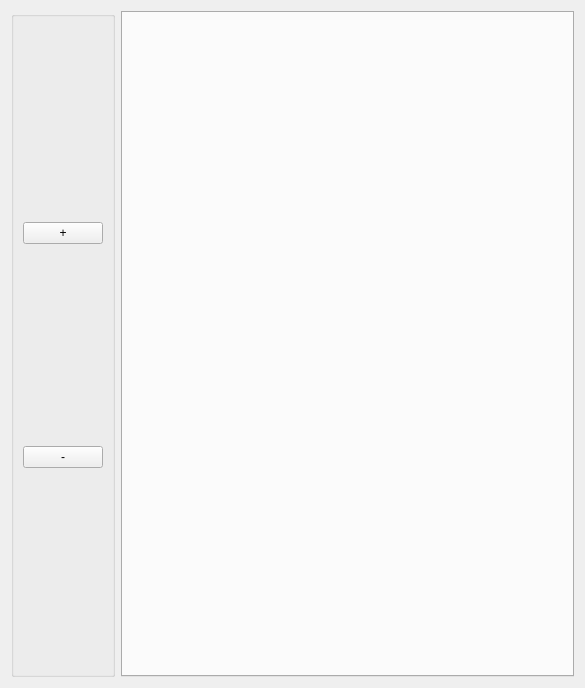
Before: the Qt Designer form ui/SchemaConstructor.ui in yazmolod/terrvey, drawn with Qt 5.
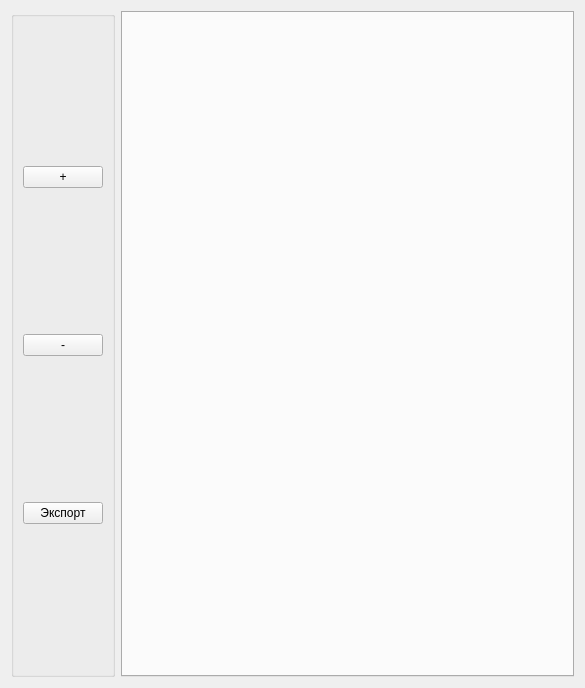
After: the same form once the commit is applied.

Patch:
```diff
--- a/ui/SchemaConstructor.ui
+++ b/ui/SchemaConstructor.ui
@@ -34,6 +34,13 @@
         </property>
        </widget>
       </item>
+      <item>
+       <widget class="QPushButton" name="exportButton">
+        <property name="text">
+         <string>Экспорт</string>
+        </property>
+       </widget>
+      </item>
      </layout>
     </widget>
    </item>
```
